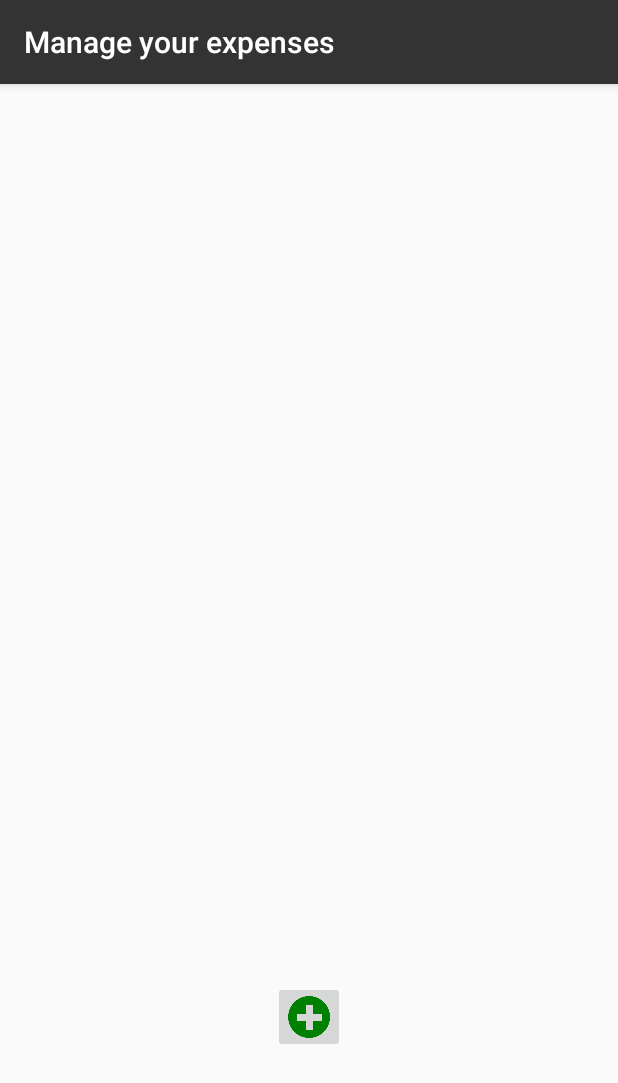
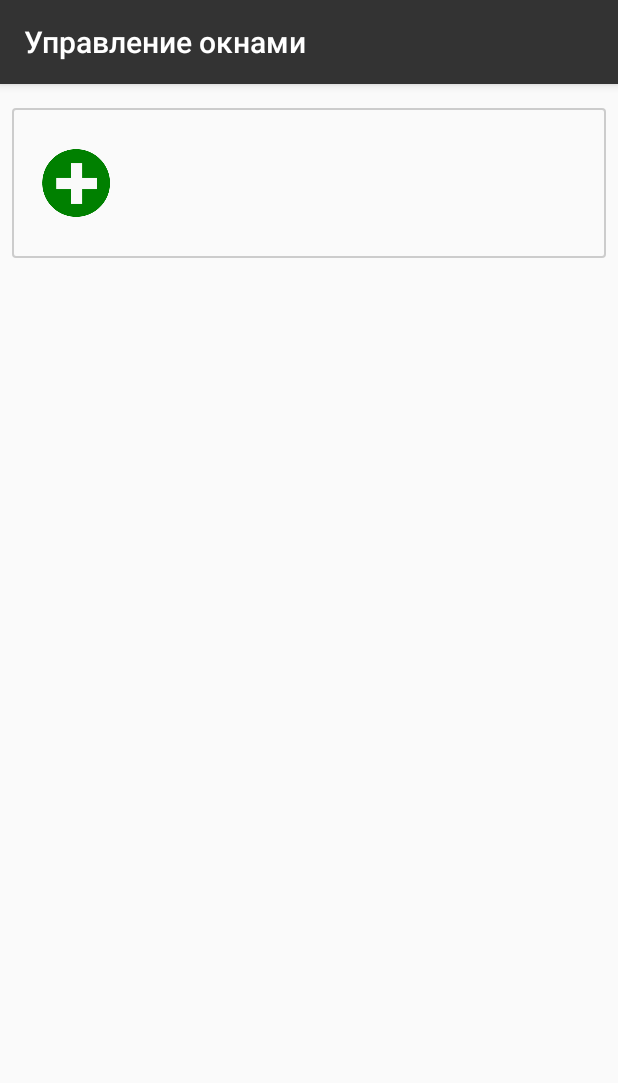
Before and after one commit to ssaprank/expenses, an Android app: the screen it shows after launch (MainActivity), on a phone screen of 412 x 824 dp. Shown: the top 1083 px of the screen. Run offline under Robolectric (Android 15) with nearby library versions, the phone set to English and light mode, and no system bars; our stand-ins replace Room's generated code.

Commit message:
refactored windows list

```diff
--- a/app/src/main/java/com/example/admin/expenses/MainActivity.java
+++ b/app/src/main/java/com/example/admin/expenses/MainActivity.java
@@ -9,21 +9,31 @@ import android.support.constraint.ConstraintSet;
 import android.support.v7.app.ActionBar;
 import android.support.v7.app.AppCompatActivity;
 import android.os.Bundle;
+import android.view.Gravity;
 import android.view.View;
+import android.view.ViewGroup;
 import android.widget.ImageButton;
+import android.widget.LinearLayout;
 import android.widget.TextView;
 
 import com.example.admin.expenses.data.*;
+import com.example.admin.expenses.fragments.AddItemDialogFragment;
 import com.example.admin.expenses.fragments.AddWindowDialogFragment;
+import com.example.admin.expenses.helpers.Helper;
 
 import java.util.Locale;
 
 public class MainActivity extends AppCompatActivity {
 
     ExpensesDatabase db;
-    ConstraintLayout layoutMain;
+    LinearLayout layoutMain;
     long currentWindowId;
     ConstraintSet set;
+    Helper helper;
+
+    final int LIST_ELEMENT_MINIMAL_HEIGHT = 100;
+    final int FONT_SIZE_NORMAL = 10;
+    final int ADD_BUTTON_DIMENSION = 45;
 
     @Override
     protected void onCreate(Bundle savedInstanceState) {
@@ -32,47 +42,83 @@ public class MainActivity extends AppCompatActivity {
         db = ExpensesDatabase.getInstance(this);
         layoutMain = findViewById(R.id.layout_window_list);
         set = new ConstraintSet();
+        helper = new Helper(getResources().getDisplayMetrics().density);
 
-        setActionBar("Manage your expenses");
+        setActionBar();
 
         Cursor windowsCursor = db.window().selectAll();
-        int previousWindowViewId = 0;
 
         while (windowsCursor.moveToNext()) {
-            TextView windowView = addWindowView(windowsCursor);
-            ImageButton deleteWindowButton = addDeletionButtonForWindow();
-
-            set.clone(layoutMain);
-
-            placeViewOnLayout(windowView, previousWindowViewId, ConstraintSet.LEFT);
-            placeViewOnLayout(deleteWindowButton, previousWindowViewId, ConstraintSet.RIGHT);
-
-            previousWindowViewId = windowView.getId();
+            addWindowLayout(windowsCursor);
         }
 
         windowsCursor.close();
 
-        ImageButton addWindowButton = findViewById(R.id.addWindowButton);
+        setAddWindowButton();
+    }
+
+    private void addWindowLayout(Cursor cursor) {
+        TextView windowView = getWindowView(cursor);
+        ImageButton deleteWindowButton = getDeletionButtonForWindow();
+
+        ConstraintLayout layout = new ConstraintLayout(this);
+        layout.setLayoutParams(new ViewGroup.LayoutParams(ViewGroup.LayoutParams.MATCH_PARENT, ViewGroup.LayoutParams.WRAP_CONTENT));
+        layout.addView(windowView);
+        layout.addView(deleteWindowButton);
+
+        int minHeight = helper.getPixelsFromDps(LIST_ELEMENT_MINIMAL_HEIGHT);
+        float textSize = (float) helper.getPixelsFromDps(FONT_SIZE_NORMAL);
+        layout.setMinHeight(minHeight);
+        layout.setBackgroundResource(R.drawable.list_item_border);
+        windowView.setTextSize(textSize);
+
+        ConstraintSet set = new ConstraintSet();
+        set.clone(layout);
+
+        set.connect(windowView.getId(), ConstraintSet.LEFT, ConstraintSet.PARENT_ID, ConstraintSet.LEFT, 20);
+        set.connect(windowView.getId(), ConstraintSet.TOP, ConstraintSet.PARENT_ID, ConstraintSet.TOP);
+        set.connect(windowView.getId(), ConstraintSet.BOTTOM, ConstraintSet.PARENT_ID, ConstraintSet.BOTTOM);
+        set.applyTo(layout);
+
+        set.connect(deleteWindowButton.getId(), ConstraintSet.RIGHT, ConstraintSet.PARENT_ID, ConstraintSet.RIGHT, 20);
+        set.connect(deleteWindowButton.getId(), ConstraintSet.TOP, ConstraintSet.PARENT_ID, ConstraintSet.TOP);
+        set.connect(deleteWindowButton.getId(), ConstraintSet.BOTTOM, ConstraintSet.PARENT_ID, ConstraintSet.BOTTOM);
+        set.applyTo(layout);
+
+        layoutMain.addView(layout);
+    }
+
+    private void setAddWindowButton() {
+        ImageButton addWindowButton = new ImageButton(this);
+        LinearLayout imageLayout = new LinearLayout(this);
+        int minHeight = helper.getPixelsFromDps(LIST_ELEMENT_MINIMAL_HEIGHT);
+        imageLayout.setMinimumHeight(minHeight);
+        imageLayout.setGravity(Gravity.CENTER_VERTICAL);
+
+        imageLayout.setOnClickListener(new View.OnClickListener() {
+            public void onClick(View v) {
+                openAddWindowDialog();
+            }
+        });
 
         addWindowButton.setOnClickListener(new View.OnClickListener() {
             public void onClick(View v) {
                 openAddWindowDialog();
             }
         });
+
+        int dimensionPixels = helper.getPixelsFromDps(ADD_BUTTON_DIMENSION);
+
+        imageLayout.setBackgroundResource(R.drawable.list_item_border);
+        addWindowButton.setBackgroundResource(R.drawable.add_button);
+        ViewGroup.MarginLayoutParams lp = new ViewGroup.MarginLayoutParams(dimensionPixels, dimensionPixels);
+        lp.setMargins(24,0,0,0);
+        addWindowButton.setLayoutParams(lp);
+        imageLayout.addView(addWindowButton);
+        layoutMain.addView(imageLayout);
     }
 
-    private void placeViewOnLayout(View view, int previousElementId, int horizontalAlign) {
-        if (previousElementId == 0) {
-            set.connect(view.getId(), ConstraintSet.TOP, ConstraintSet.PARENT_ID, ConstraintSet.TOP, 40);
-        } else {
-            set.connect(view.getId(), ConstraintSet.TOP, previousElementId, ConstraintSet.BOTTOM, 20);
-        }
-        set.connect(view.getId(), horizontalAlign, ConstraintSet.PARENT_ID, horizontalAlign, 80);
-
-        set.applyTo(layoutMain);
-    }
-
-    private TextView addWindowView(Cursor cursor) {
+    private TextView getWindowView(Cursor cursor) {
         currentWindowId = cursor.getLong(cursor.getColumnIndex("id"));
         String name = cursor.getString(cursor.getColumnIndex("name"));
         double plannedSum = 0;
@@ -99,12 +145,12 @@ public class MainActivity extends AppCompatActivity {
             }
         });
 
-        addViewToLayout(windowTextView);
+        windowTextView.setId(View.generateViewId());
 
         return windowTextView;
     }
 
-    private ImageButton addDeletionButtonForWindow() {
+    private ImageButton getDeletionButtonForWindow() {
         ImageButton button = new ImageButton(this);
         button.setBackground(this.getResources().getDrawable(R.drawable.delete_button));
         button.setOnClickListener(new View.OnClickListener(){
@@ -121,14 +167,9 @@ public class MainActivity extends AppCompatActivity {
             }
         });
 
-        addViewToLayout(button);
+        button.setId(View.generateViewId());
 
         return button;
-    }
-
-    private void addViewToLayout(View view) {
-        layoutMain.addView(view);
-        view.setId(View.generateViewId());
     }
 
     private void openAddWindowDialog() {
@@ -154,12 +195,12 @@ public class MainActivity extends AppCompatActivity {
         startActivity(intent);
     }
 
-    public void setActionBar(String heading) {
+    public void setActionBar() {
         ActionBar actionBar = getSupportActionBar();
         actionBar.setHomeButtonEnabled(true);
         actionBar.setDisplayHomeAsUpEnabled(false);
         actionBar.setDisplayShowHomeEnabled(false);
-        actionBar.setTitle(heading);
+        actionBar.setTitle(getResources().getString(R.string.windows_title));
         actionBar.show();
     }
 
--- a/app/src/main/res/layout/activity_main.xml
+++ b/app/src/main/res/layout/activity_main.xml
@@ -1,46 +1,29 @@
 <?xml version="1.0" encoding="utf-8"?>
 
-<android.support.constraint.ConstraintLayout xmlns:android="http://schemas.android.com/apk/res/android"
-    xmlns:app="http://schemas.android.com/apk/res-auto"
+<LinearLayout
+    xmlns:android="http://schemas.android.com/apk/res/android"
     xmlns:tools="http://schemas.android.com/tools"
     android:id="@+id/layout_main"
     android:layout_width="match_parent"
     android:layout_height="match_parent"
+    android:orientation="vertical"
     tools:context=".MainActivity">
-
-    <ImageButton
-        android:id="@+id/addWindowButton"
-        android:layout_width="48dp"
-        android:layout_height="48dp"
-        android:layout_marginBottom="8dp"
-        android:layout_marginTop="32dp"
-        android:contentDescription="@string/add_window_button_description"
-        android:scaleType="centerCrop"
-        app:layout_constraintBottom_toBottomOf="parent"
-        app:layout_constraintLeft_toLeftOf="parent"
-        app:layout_constraintRight_toRightOf="parent"
-        app:layout_constraintTop_toBottomOf="@+id/scroll_view_window_list"
-        app:srcCompat="@drawable/add_button" />
 
     <ScrollView
         android:id="@+id/scroll_view_window_list"
-        android:layout_width="344dp"
-        android:layout_height="435dp"
+        android:layout_width="match_parent"
+        android:layout_height="500dp"
         android:layout_marginEnd="8dp"
         android:layout_marginStart="8dp"
-        android:layout_marginTop="16dp"
-        app:layout_constraintEnd_toEndOf="parent"
-        app:layout_constraintHorizontal_bias="0.0"
-        app:layout_constraintStart_toStartOf="parent"
-        app:layout_constraintTop_toTopOf="parent">
+        android:layout_marginTop="16dp">
 
-        <android.support.constraint.ConstraintLayout
+        <LinearLayout
             android:id="@+id/layout_window_list"
             android:layout_width="match_parent"
             android:layout_height="wrap_content"
             android:orientation="vertical">
 
-        </android.support.constraint.ConstraintLayout>
+        </LinearLayout>
     </ScrollView>
 
-</android.support.constraint.ConstraintLayout>
+</LinearLayout>
--- a/app/src/main/res/values/strings.xml
+++ b/app/src/main/res/values/strings.xml
@@ -11,6 +11,7 @@
     <string name="item_description">Описание статьи расходов</string>
     <string name="participants_title">Управление участниками</string>
     <string name="items_title">Управление расходами</string>
+    <string name="windows_title">Управление окнами</string>
     <string name="dialog_add_item_spinner_label">Оплатил:</string>
     <string name="dialog_add_item_checkbox_area_label">Воспользовались:</string>
 
```
Also changed, not shown: app/src/main/java/com/example/admin/expenses/ItemsActivity.java (+11 -1 lines), app/src/main/res/layout/activity_items.xml (+10 -9 lines).
